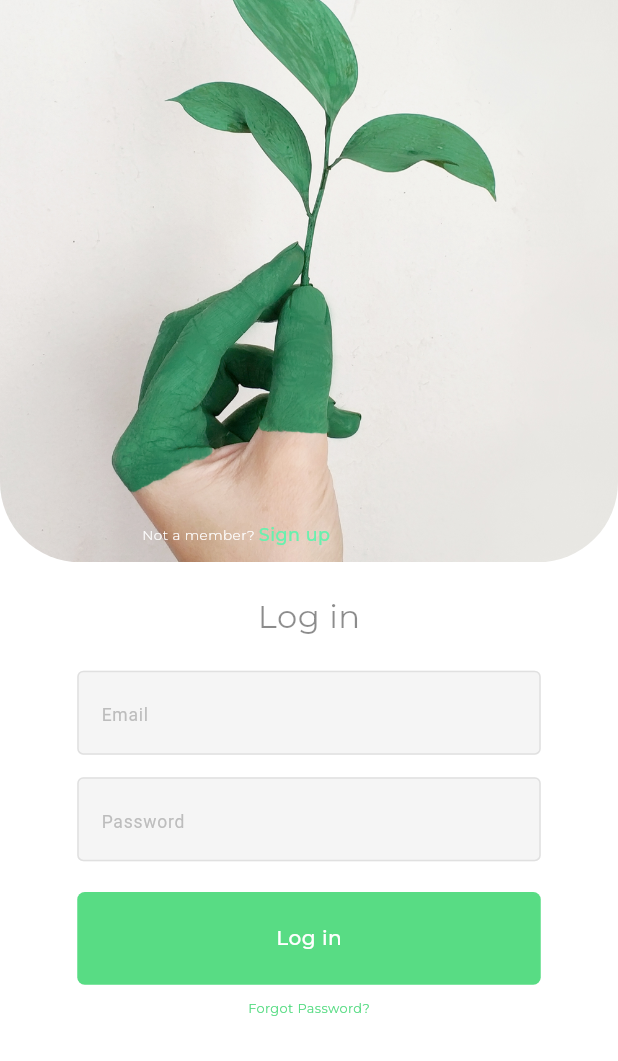
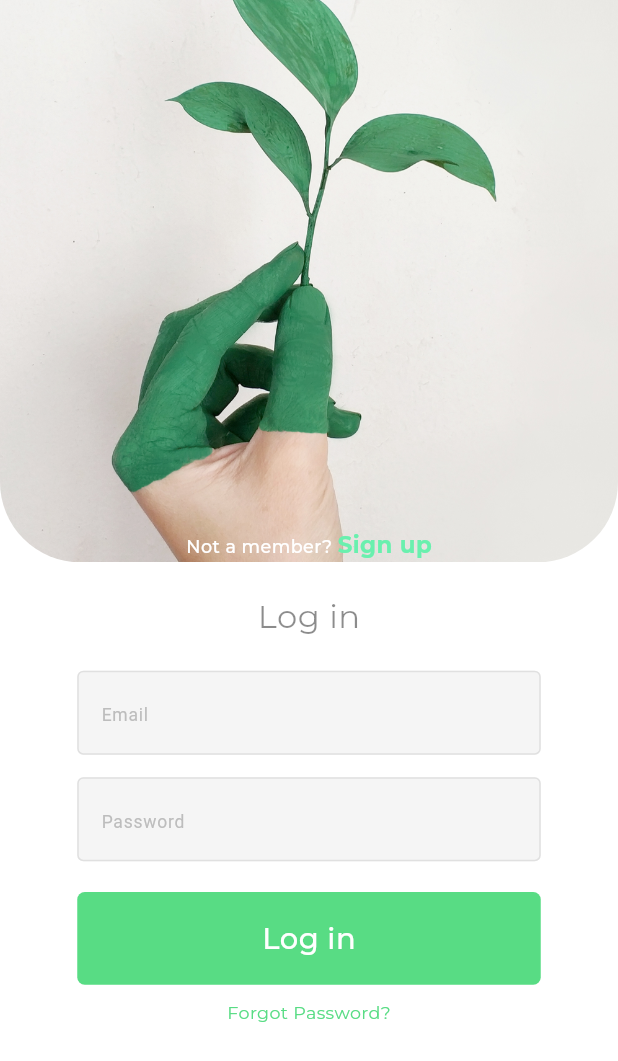
Before and after one commit to ahmed-tarek-salem/ChatApp, a Flutter app: the SignUpScreen screen opened directly, after a tap on "Sign up", after a tap on "Sign in", on a phone screen of 412 x 824 dp. Shown: the top 1061 px of the screen. Run offline on Flutter 3.47's test engine with Material 3 defaults, Android fonts, the phone set to English and light mode, and no system bars; our stand-ins replace cached_network_image, cloud_firestore, device_preview, firebase_auth, firebase_core, firebase_storage and 8 more; accounts and stored records are empty.

Commit message:
fix: :bug: fix some old styles

```diff
--- a/lib/screens/log_in_screen.dart
+++ b/lib/screens/log_in_screen.dart
@@ -116,26 +116,31 @@ class _LogInScreenState extends State<LogInScreen> {
                                 ),
                               ),
                             ),
-                            Positioned(
-                              bottom: 10,
-                              left: 23.0.w,
+                            Positioned.fill(
+                              child: Align(
+                                alignment: Alignment.bottomCenter,
                                 child: Row(
+                                  mainAxisAlignment: MainAxisAlignment.center,
                                   children: [
                                     Text('Not a member? ',
-                                      style: myGoogleFont(Colors.white, 12.3.sp,
-                                          FontWeight.w300)),
+                                        style: myGoogleFont(Colors.white, 14.sp,
+                                            FontWeight.w500)),
                                     GestureDetector(
                                       onTap: () {
                                         Navigator.push(context,
-                                          MaterialPageRoute(builder: (context) {
+                                            MaterialPageRoute(
+                                                builder: (context) {
                                           return SignUpScreen();
                                         }));
                                       },
                                       child: Text('Sign up',
-                                        style: myGoogleFont(Colors.greenAccent,
-                                            14.0.sp, FontWeight.w500)),
+                                          style: myGoogleFont(
+                                              Colors.greenAccent,
+                                              16.0.sp,
+                                              FontWeight.w700)),
                                     ),
                                   ],
+                                ),
                               ),
                             )
                           ],
@@ -185,7 +190,7 @@ class _LogInScreenState extends State<LogInScreen> {
                                   'Forgot Password?',
                                   style: GoogleFonts.montserrat(
                                       textStyle: TextStyle(color: kGreenColor),
-                                      fontSize: 12.0.sp),
+                                      fontSize: 14.0.sp),
                                 ),
                                 const SizedBox(
                                   height: 10.0,
--- a/lib/screens/sign_up_screen.dart
+++ b/lib/screens/sign_up_screen.dart
@@ -205,7 +205,7 @@ class _SignUpScreenState extends State<SignUpScreen> {
                           Text(
                             'Already registered? ',
                             style: myGoogleFont(
-                                Colors.black, 12.0.sp, FontWeight.w300),
+                                Colors.black, 14.0.sp, FontWeight.w300),
                           ),
                           GestureDetector(
                             onTap: () {
@@ -217,7 +217,7 @@ class _SignUpScreenState extends State<SignUpScreen> {
                             child: Text(
                               'Sign in',
                               style: myGoogleFont(
-                                  Colors.greenAccent, 14.0.sp, FontWeight.w500),
+                                  Colors.greenAccent, 16.0.sp, FontWeight.w600),
                             ),
                           )
                         ],
--- a/lib/screens/welcome_screen.dart
+++ b/lib/screens/welcome_screen.dart
@@ -52,7 +52,7 @@ class _WelcomeScreenState extends State<WelcomeScreen> {
                 textAlign: TextAlign.center,
                 style: GoogleFonts.montserrat(
                   textStyle: TextStyle(
-                      fontSize: 11.5.sp,
+                      fontSize: 14.sp,
                       fontWeight: FontWeight.w300,
                       color: Colors.grey),
                 ),
@@ -103,7 +103,7 @@ class CustomButton extends StatelessWidget {
           myTitle,
           style: GoogleFonts.montserrat(
               textStyle: TextStyle(
-                  fontSize: 15.0.sp,
+                  fontSize: 18.0.sp,
                   color: titleColor,
                   fontWeight: FontWeight.w500)),
         ),
--- a/lib/widgets/submit_button.dart
+++ b/lib/widgets/submit_button.dart
@@ -17,7 +17,7 @@ class SubmitButton extends StatelessWidget {
       child: Center(
         child: Text(
           myLabel,
-          style: myGoogleFont(Colors.white, 15.0.sp, FontWeight.w500),
+          style: myGoogleFont(Colors.white, 18.0.sp, FontWeight.w500),
         ),
       ),
     );
```
Lines whose indentation alone changed are shown as unchanged.
